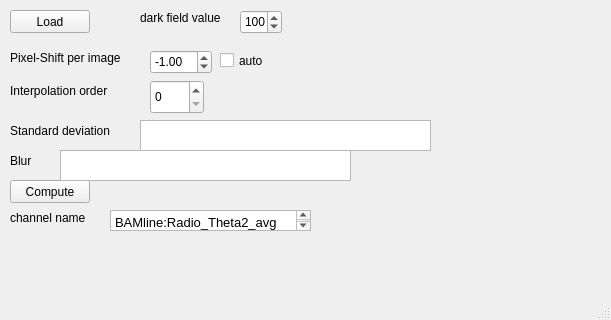
HMarkoetter/BAMline_CT_preview_RECO, file BAMline_CT-helper/Radio_Theta2_avg.ui: the form before one commit.
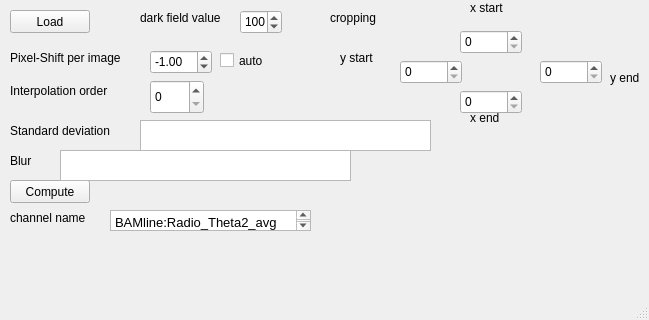
The form after the commit.

Patch:
```diff
--- a/BAMline_CT-helper/Radio_Theta2_avg.ui
+++ b/BAMline_CT-helper/Radio_Theta2_avg.ui
@@ -6,7 +6,7 @@
    <rect>
     <x>0</x>
     <y>0</y>
-    <width>611</width>
+    <width>649</width>
     <height>320</height>
    </rect>
   </property>
@@ -219,6 +219,111 @@
      </rect>
     </property>
    </widget>
+   <widget class="QSpinBox" name="x_start">
+    <property name="geometry">
+     <rect>
+      <x>460</x>
+      <y>30</y>
+      <width>62</width>
+      <height>24</height>
+     </rect>
+    </property>
+   </widget>
+   <widget class="QSpinBox" name="x_end">
+    <property name="geometry">
+     <rect>
+      <x>460</x>
+      <y>90</y>
+      <width>62</width>
+      <height>24</height>
+     </rect>
+    </property>
+   </widget>
+   <widget class="QSpinBox" name="y_end">
+    <property name="geometry">
+     <rect>
+      <x>540</x>
+      <y>60</y>
+      <width>62</width>
+      <height>24</height>
+     </rect>
+    </property>
+   </widget>
+   <widget class="QSpinBox" name="y_start">
+    <property name="geometry">
+     <rect>
+      <x>400</x>
+      <y>60</y>
+      <width>62</width>
+      <height>24</height>
+     </rect>
+    </property>
+   </widget>
+   <widget class="QLabel" name="label_7">
+    <property name="geometry">
+     <rect>
+      <x>330</x>
+      <y>10</y>
+      <width>91</width>
+      <height>16</height>
+     </rect>
+    </property>
+    <property name="text">
+     <string>cropping</string>
+    </property>
+   </widget>
+   <widget class="QLabel" name="label_8">
+    <property name="geometry">
+     <rect>
+      <x>340</x>
+      <y>50</y>
+      <width>91</width>
+      <height>16</height>
+     </rect>
+    </property>
+    <property name="text">
+     <string>y start</string>
+    </property>
+   </widget>
+   <widget class="QLabel" name="label_9">
+    <property name="geometry">
+     <rect>
+      <x>470</x>
+      <y>110</y>
+      <width>41</width>
+      <height>16</height>
+     </rect>
+    </property>
+    <property name="text">
+     <string>x end</string>
+    </property>
+   </widget>
+   <widget class="QLabel" name="label_10">
+    <property name="geometry">
+     <rect>
+      <x>610</x>
+      <y>70</y>
+      <width>41</width>
+      <height>16</height>
+     </rect>
+    </property>
+    <property name="text">
+     <string>y end</string>
+    </property>
+   </widget>
+   <widget class="QLabel" name="label_11">
+    <property name="geometry">
+     <rect>
+      <x>470</x>
+      <y>0</y>
+      <width>41</width>
+      <height>16</height>
+     </rect>
+    </property>
+    <property name="text">
+     <string>x start</string>
+    </property>
+   </widget>
   </widget>
   <widget class="QMenuBar" name="menubar">
    <property name="geometry">
```
Left out of the diff: 2 changed lines with no effect on the pictures.
